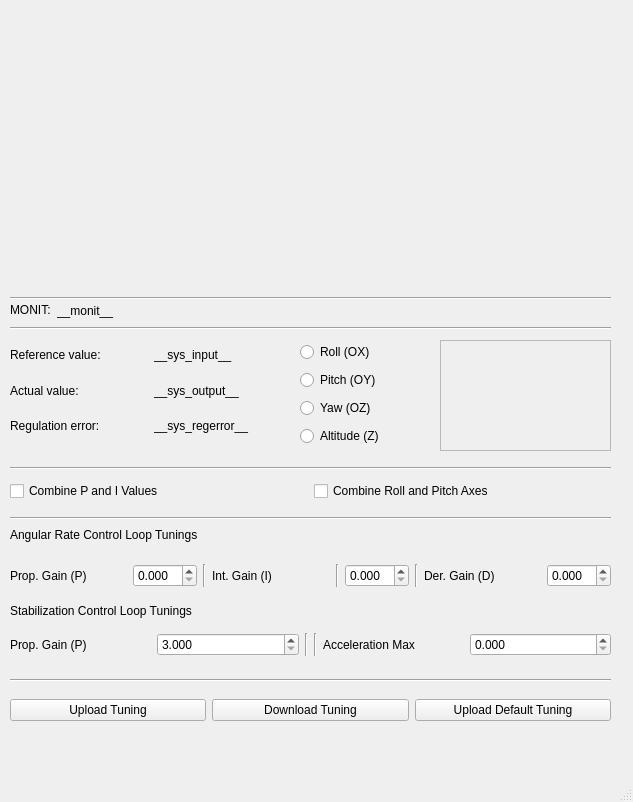
First picture: the form in layout/layout_rel_v3.ui, repository miodine/pid_tuning_utility_pyQt, before the edit.
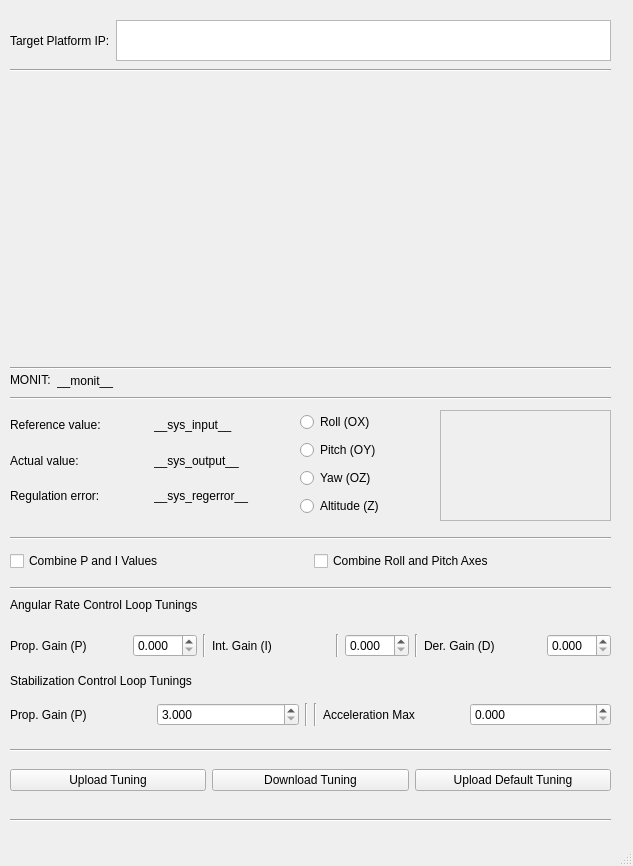
Second picture: the form after the edit.

```diff
--- a/layout/layout_rel_v3.ui
+++ b/layout/layout_rel_v3.ui
@@ -7,7 +7,7 @@
     <x>0</x>
     <y>0</y>
     <width>633</width>
-    <height>802</height>
+    <height>866</height>
    </rect>
   </property>
   <property name="windowTitle">
@@ -24,7 +24,7 @@
     <property name="geometry">
      <rect>
       <x>10</x>
-      <y>340</y>
+      <y>410</y>
       <width>281</width>
       <height>101</height>
      </rect>
@@ -78,7 +78,7 @@
     <property name="geometry">
      <rect>
       <x>10</x>
-      <y>550</y>
+      <y>620</y>
       <width>601</width>
       <height>51</height>
      </rect>
@@ -180,7 +180,7 @@
     <property name="geometry">
      <rect>
       <x>10</x>
-      <y>510</y>
+      <y>580</y>
       <width>601</width>
       <height>16</height>
      </rect>
@@ -193,7 +193,7 @@
     <property name="geometry">
      <rect>
       <x>10</x>
-      <y>320</y>
+      <y>390</y>
       <width>601</width>
       <height>16</height>
      </rect>
@@ -206,7 +206,7 @@
     <property name="geometry">
      <rect>
       <x>10</x>
-      <y>670</y>
+      <y>740</y>
       <width>601</width>
       <height>20</height>
      </rect>
@@ -219,7 +219,7 @@
     <property name="geometry">
      <rect>
       <x>10</x>
-      <y>300</y>
+      <y>370</y>
       <width>601</width>
       <height>21</height>
      </rect>
@@ -257,7 +257,7 @@
     <property name="geometry">
      <rect>
       <x>10</x>
-      <y>290</y>
+      <y>360</y>
       <width>601</width>
       <height>16</height>
      </rect>
@@ -270,7 +270,7 @@
     <property name="geometry">
      <rect>
       <x>10</x>
-      <y>20</y>
+      <y>90</y>
       <width>601</width>
       <height>261</height>
      </rect>
@@ -281,7 +281,7 @@
     <property name="geometry">
      <rect>
       <x>10</x>
-      <y>690</y>
+      <y>760</y>
       <width>601</width>
       <height>41</height>
      </rect>
@@ -323,7 +323,7 @@
     <property name="geometry">
      <rect>
       <x>10</x>
-      <y>624</y>
+      <y>694</y>
       <width>601</width>
       <height>41</height>
      </rect>
@@ -389,7 +389,7 @@
     <property name="geometry">
      <rect>
       <x>10</x>
-      <y>524</y>
+      <y>594</y>
       <width>291</width>
       <height>21</height>
      </rect>
@@ -402,7 +402,7 @@
     <property name="geometry">
      <rect>
       <x>10</x>
-      <y>600</y>
+      <y>670</y>
       <width>291</width>
       <height>21</height>
      </rect>
@@ -415,7 +415,7 @@
     <property name="geometry">
      <rect>
       <x>300</x>
-      <y>340</y>
+      <y>410</y>
       <width>121</width>
       <height>112</height>
      </rect>
@@ -455,7 +455,7 @@
     <property name="geometry">
      <rect>
       <x>440</x>
-      <y>340</y>
+      <y>410</y>
       <width>171</width>
       <height>111</height>
      </rect>
@@ -477,7 +477,7 @@
     <property name="geometry">
      <rect>
       <x>10</x>
-      <y>476</y>
+      <y>546</y>
       <width>601</width>
       <height>31</height>
      </rect>
@@ -503,7 +503,7 @@
     <property name="geometry">
      <rect>
       <x>10</x>
-      <y>460</y>
+      <y>530</y>
       <width>601</width>
       <height>16</height>
      </rect>
@@ -512,6 +512,54 @@
      <enum>Qt::Horizontal</enum>
     </property>
    </widget>
+   <widget class="Line" name="line_13">
+    <property name="geometry">
+     <rect>
+      <x>10</x>
+      <y>810</y>
+      <width>601</width>
+      <height>20</height>
+     </rect>
+    </property>
+    <property name="orientation">
+     <enum>Qt::Horizontal</enum>
+    </property>
+   </widget>
+   <widget class="Line" name="line_14">
+    <property name="geometry">
+     <rect>
+      <x>10</x>
+      <y>60</y>
+      <width>601</width>
+      <height>20</height>
+     </rect>
+    </property>
+    <property name="orientation">
+     <enum>Qt::Horizontal</enum>
+    </property>
+   </widget>
+   <widget class="QWidget" name="horizontalLayoutWidget_2">
+    <property name="geometry">
+     <rect>
+      <x>10</x>
+      <y>20</y>
+      <width>601</width>
+      <height>41</height>
+     </rect>
+    </property>
+    <layout class="QHBoxLayout" name="layout_ip_input">
+     <item>
+      <widget class="QLabel" name="label">
+       <property name="text">
+        <string>Target Platform IP:</string>
+       </property>
+      </widget>
+     </item>
+     <item>
+      <widget class="QTextEdit" name="textEdit"/>
+     </item>
+    </layout>
+   </widget>
   </widget>
   <widget class="QStatusBar" name="statusbar"/>
   <widget class="QMenuBar" name="menubar">
```
